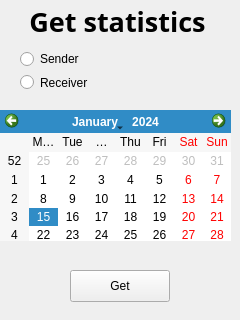
snrteftelya/cryptominder, file src/ui/statistics.ui: the form before one commit.
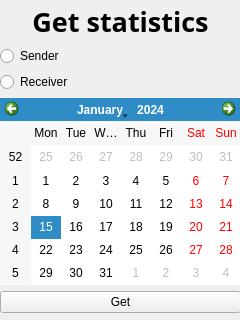
The form after the commit.

```diff
--- a/src/ui/statistics.ui
+++ b/src/ui/statistics.ui
@@ -25,25 +25,18 @@
   <property name="windowTitle">
    <string>Form</string>
   </property>
-  <widget class="QCalendarWidget" name="calendar">
+  <widget class="QWidget" name="">
    <property name="geometry">
     <rect>
      <x>0</x>
-     <y>110</y>
-     <width>231</width>
-     <height>131</height>
-    </rect>
-   </property>
-  </widget>
-  <widget class="QLabel" name="statistic_label">
-   <property name="geometry">
-    <rect>
-     <x>2</x>
      <y>0</y>
-     <width>231</width>
-     <height>40</height>
+     <width>241</width>
+     <height>313</height>
     </rect>
    </property>
+   <layout class="QVBoxLayout" name="verticalLayout_3">
+    <item>
+     <widget class="QLabel" name="statistic_label">
    <property name="minimumSize">
     <size>
      <width>0</width>
@@ -76,28 +69,8 @@
     <set>Qt::AlignmentFlag::AlignBottom|Qt::AlignmentFlag::AlignHCenter</set>
    </property>
   </widget>
-  <widget class="QPushButton" name="get_statistics_button">
-   <property name="geometry">
-    <rect>
-     <x>70</x>
-     <y>270</y>
-     <width>100</width>
-     <height>32</height>
-    </rect>
-   </property>
-   <property name="text">
-    <string>Get</string>
-   </property>
-  </widget>
-  <widget class="QWidget" name="layoutWidget">
-   <property name="geometry">
-    <rect>
-     <x>20</x>
-     <y>50</y>
-     <width>78</width>
-     <height>41</height>
-    </rect>
-   </property>
+    </item>
+    <item>
    <layout class="QVBoxLayout" name="verticalLayout">
     <item>
      <widget class="QRadioButton" name="is_sender">
@@ -110,6 +83,18 @@
      <widget class="QRadioButton" name="is_reciever">
       <property name="text">
        <string>Receiver</string>
+        </property>
+       </widget>
+      </item>
+     </layout>
+    </item>
+    <item>
+     <widget class="QCalendarWidget" name="calendar"/>
+    </item>
+    <item>
+     <widget class="QPushButton" name="get_statistics_button">
+      <property name="text">
+       <string>Get</string>
       </property>
      </widget>
     </item>
```
Lines whose indentation alone changed are shown as unchanged.
